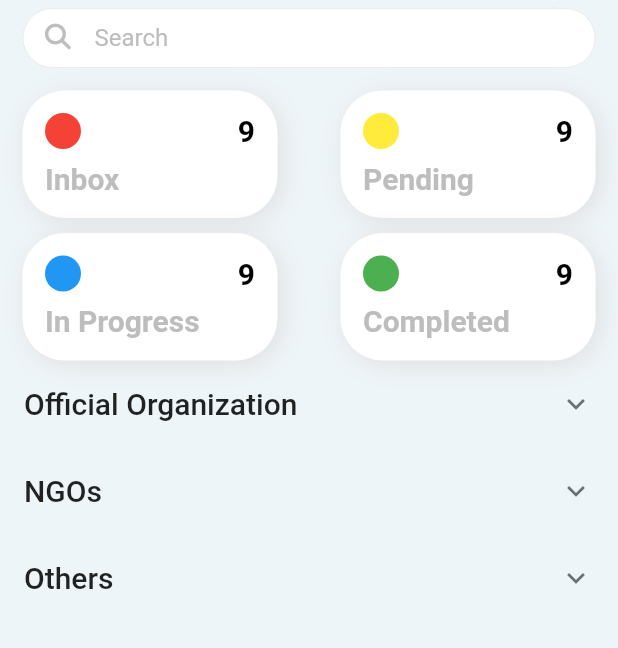
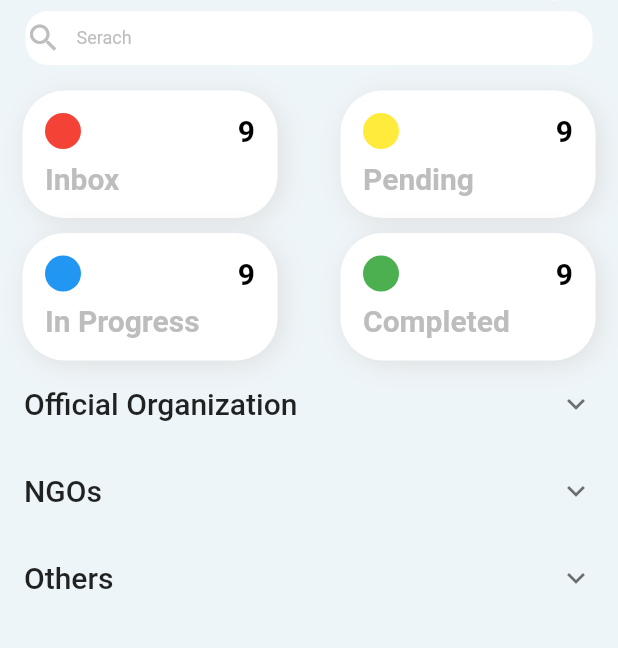
Before and after one commit to https-github-com-haythambahlool/consultation_app, a Flutter app: the screen it shows after launch, on a phone screen of 412 x 824 dp, the part 76-724 px from its top. Run offline on Flutter 3.47's test engine with Material 2 defaults, Android fonts, the phone set to English and light mode, and no system bars; our stand-ins replace animated_text_kit, awesome_snackbar_content, font_awesome_flutter, google_fonts, image_picker; missing offline and left inert: material_tag_editor, splash_view; accounts and stored records are empty; Roboto replaces fonts that are missing (Tajawal).

Commit message:
الربط

```diff
--- a/lib/routes_manager.dart
+++ b/lib/routes_manager.dart
@@ -1,18 +1,29 @@
+import 'package:consultation_app/view/Login_Signup.dart';
+import 'package:consultation_app/view/NewInbox.dart';
+import 'package:consultation_app/view/OfficialOrganization.dart';
+import 'package:consultation_app/view/category_screen.dart';
 import 'package:consultation_app/view/home.dart';
 import 'package:consultation_app/view/search.dart';
 import 'package:consultation_app/view/search_filters.dart';
 import 'package:consultation_app/view/search_sender.dart';
 import 'package:consultation_app/view/splash.dart';
+import 'package:consultation_app/view/statuses_screen.dart';
+import 'package:consultation_app/view/tags_screen.dart';
 import 'package:flutter/material.dart';
 
 
 class Routes{
 
+  static const String categoryRoute = "/categoryScreen";
+  static const String detailsRoute = "/detailsScreen";
+  static const String tagRoute = "/tagScreen";
+  static const String statusRoute = "/statusRoute";
   static const String splashRoute = "/splash";
+  static const String authRoute = "/authScreen";
   static const String searchRoute = "/search";
   static const String searchSenderRoute = "/searchSender";
   static const String filterScreenRoute = "/filterScreen";
-
+  static const String newInBoxRoute = "/newInBoxScreen";
   static const String homeRoute = "/home";
 
 }
@@ -20,6 +31,16 @@ class Routes{
 class RouteGenerator{
   static Route<dynamic> getRoute(RouteSettings settings){
     switch(settings.name){
+      case Routes.authRoute:
+        return MaterialPageRoute(builder: (_) => const LoginSignup());
+      case Routes.detailsRoute:
+        return MaterialPageRoute(builder: (_) => const OfficialOrganization());
+      case Routes.categoryRoute:
+        return MaterialPageRoute(builder: (_) => const CategoryScreen());
+      case Routes.tagRoute:
+        return MaterialPageRoute(builder: (_) => const TagsScreen());
+      case Routes.statusRoute:
+        return MaterialPageRoute(builder: (_) => const StatusScreen());
       case Routes.searchSenderRoute:
         return MaterialPageRoute(builder: (_) => const SearchSenderScreen());
       case Routes.searchRoute:
@@ -28,6 +49,8 @@ class RouteGenerator{
         return MaterialPageRoute(builder: (_) => const FilterScreen());
       case Routes.splashRoute:
         return MaterialPageRoute(builder: (_) => const Splash());
+      case Routes.newInBoxRoute:
+        return MaterialPageRoute(builder: (_) => const NewInbox());
       case Routes.homeRoute:
         return MaterialPageRoute(builder: (_) => const Home());
       default:
--- a/lib/view/home.dart
+++ b/lib/view/home.dart
@@ -1,7 +1,4 @@
 import 'package:consultation_app/constant/const.dart';
-
-import 'package:consultation_app/view/NewInbox.dart';
-
 import 'package:consultation_app/routes_manager.dart';
 
 import 'package:flutter/material.dart';
@@ -26,11 +23,9 @@ class _HomeState extends State<Home> {
     return Scaffold(
       bottomNavigationBar: GestureDetector(
         onTap: () {
-          Navigator.of(context)
-              .push(MaterialPageRoute(builder: (BuildContext context) {
-            return NewInbox();
-          }));
-        },
+          Navigator.pushNamed(context, Routes.newInBoxRoute);
+          },
+
         child: Container(
             //  margin: EdgeInsets.all(10),
             padding: const EdgeInsets.all(15),
@@ -92,34 +87,26 @@ class _HomeState extends State<Home> {
               padding: const EdgeInsets.symmetric(
                 horizontal: 15,
               ),
-              child: TextFormField(
-                decoration: InputDecoration(
-                  contentPadding: const EdgeInsets.only(top: 10),
-                  filled: true,
-                  fillColor: Colors.white,
-                  enabledBorder: OutlineInputBorder(
-                    borderRadius: BorderRadius.circular(35),
-                    borderSide: BorderSide(
-                      color: Colors.grey[300]!,
-                      width: 0.5,
-                    ),
+              child: GestureDetector(
+                onTap: (){
+                  Navigator.pushNamed(context, Routes.searchRoute);
+                },
+                child: Container(
+                  margin: EdgeInsets.all(2),
+                  // color: Colors.grey.shade400,
+                  width: 378,
+                  height: 48,
+                  decoration: const BoxDecoration(
+                    color: Colors.white,
+                    borderRadius: BorderRadius.all(Radius.circular(15))
                   ),
-                  focusedBorder: OutlineInputBorder(
-                    borderRadius: BorderRadius.circular(35),
-                    borderSide: BorderSide(
-                      color: Colors.grey[300]!,
-                      width: 0.5,
-                    ),
-                  ),
-                  hintText: 'Search',
-                  hintStyle: TextStyle(color: Colors.grey[400]),
-                  prefixIconColor: Colors.grey[400],
-                  prefixIcon: const Padding(
-                    padding: EdgeInsets.symmetric(horizontal: 15, vertical: 10),
-                    child: FaIcon(
-                      FontAwesomeIcons.magnifyingGlass,
-                      size: 17,
-                    ),
+                  child: Row(
+                    children: const [
+                      Icon(Icons.search,color: Color(0xffBEBEBE),),
+                      SizedBox(width: 10),
+                      Text('Serach', style: TextStyle(fontSize: 12,color: Color(0xffBEBEBE)),)
+
+                    ],
                   ),
                 ),
               ),
--- a/lib/view/search.dart
+++ b/lib/view/search.dart
@@ -30,7 +30,9 @@ class _SearchScreenState extends State<SearchScreen> {
                     size: 24,
                     color: Color(0xFF6589FF),
                   ),
-                  onPressed: () {},
+                  onPressed: () {
+                    Navigator.pop(context);
+                  },
                 ),
                 const Text(
                   "Home",
--- a/lib/view/splash.dart
+++ b/lib/view/splash.dart
@@ -40,7 +40,7 @@ class _SplashState extends State<Splash> {
   Widget build(BuildContext context) {
     Size mysize = MediaQuery.of(context).size;
     return SplashView(
-      done: Done(Login_Signup()),
+      done: Done(LoginSignup()),
       duration: Duration(seconds: 2),
       showStatusBar: true,
       title: AnimatedTextKit(
--- a/pubspec.yaml
+++ b/pubspec.yaml
@@ -20,7 +20,7 @@ version: 1.0.0+1
 
 environment:
 
-  sdk: '>=2.18.5 <3.0.0'
+  sdk: '>=2.17.1 <3.0.0'
 
 
 # Dependencies specify other packages that your package needs in order to work.
@@ -43,8 +43,6 @@ dependencies:
   font_awesome_flutter: ^10.4.0
   material_tag_editor: ^0.1.2
   flutter_svg: ^1.1.6
-
-  syncfusion_flutter_datepicker: ^20.4.52
   image_picker: ^0.8.6+4
 
   http: ^0.13.5
@@ -78,7 +76,6 @@ flutter:
   # To add assets to your application, add an assets section, like this:
   assets:
     - assets/images/
-    - assets/icons/Icon ionic-md-contact.png
   #   - images/a_dot_ham.jpeg
 
   # An image asset can refer to one or more resolution-specific "variants", see
```
Also changed, not shown: lib/components/homeScreen/OrganizationCard.dart (+3 -4 lines), lib/view/Login_Signup.dart (+4 -4 lines), lib/view/NewInbox.dart (+9 -9 lines), lib/view/search_filters.dart (+9 -9 lines), pubspec.lock (deleted), 1 other file.
